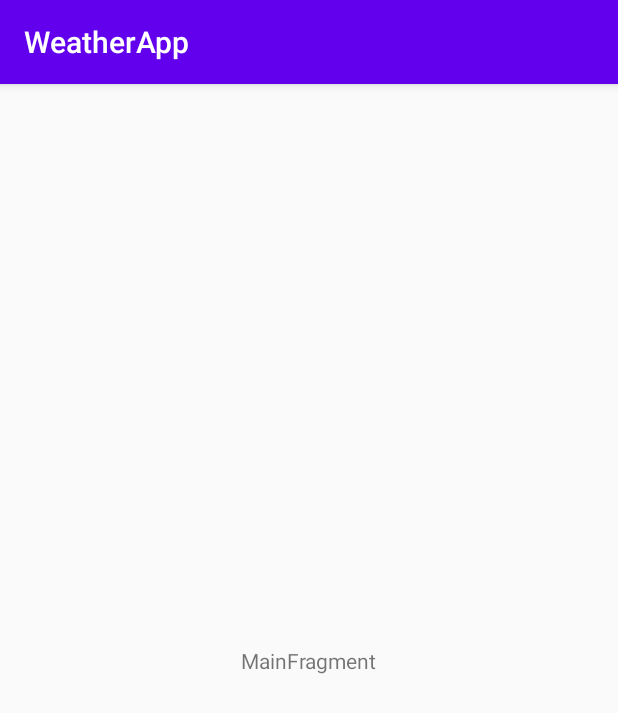
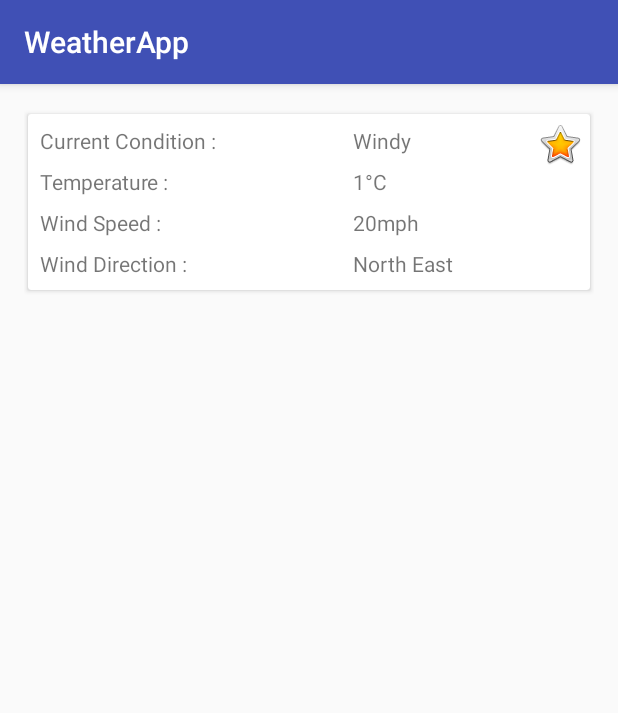
Before and after one commit to paulfrankallan/WeatherApp, an Android app: the screen it shows after launch (WeatherAppActivity), on a phone screen of 412 x 824 dp. Shown: the top 713 px of the screen. Run offline under Robolectric (Android 15) with nearby library versions, the phone set to English and light mode, and no system bars.

Commit message:
* Basic UI

```diff
--- a/app/build.gradle
+++ b/app/build.gradle
@@ -22,16 +22,24 @@ android {
             proguardFiles getDefaultProguardFile('proguard-android-optimize.txt'), 'proguard-rules.pro'
         }
     }
+
+    compileOptions {
+        sourceCompatibility JavaVersion.VERSION_1_8
+        targetCompatibility JavaVersion.VERSION_1_8
+    }
 }
 
 dependencies {
     implementation fileTree(dir: "libs", include: ["*.jar"])
     implementation "org.jetbrains.kotlin:kotlin-stdlib:$kotlin_version"
+
+    // androidx
     implementation 'androidx.core:core-ktx:1.3.2'
     implementation 'androidx.appcompat:appcompat:1.2.0'
     implementation 'androidx.constraintlayout:constraintlayout:2.0.4'
     implementation 'androidx.lifecycle:lifecycle-extensions:2.2.0'
     implementation 'androidx.lifecycle:lifecycle-viewmodel-ktx:2.2.0'
+    implementation "androidx.cardview:cardview:1.0.0"
 
     // Retrofit
     def retrofitVersion = '2.9.0'
@@ -43,5 +51,4 @@ dependencies {
     testImplementation 'junit:junit:4.13'
     androidTestImplementation 'androidx.test.ext:junit:1.1.2'
     androidTestImplementation 'androidx.test.espresso:espresso-core:3.3.0'
-
 }
--- a/app/src/main/java/com/demo/weatherapp/WeatherAppActivity.kt
+++ b/app/src/main/java/com/demo/weatherapp/WeatherAppActivity.kt
@@ -9,6 +9,7 @@ class WeatherAppActivity : AppCompatActivity() {
     override fun onCreate(savedInstanceState: Bundle?) {
         super.onCreate(savedInstanceState)
         setContentView(R.layout.weather_app_activity)
+
         if (savedInstanceState == null) {
             supportFragmentManager.beginTransaction()
                     .replace(R.id.container, WeatherFragment.newInstance())
--- a/app/src/main/res/layout/weather_fragment.xml
+++ b/app/src/main/res/layout/weather_fragment.xml
@@ -5,18 +5,122 @@
     android:id="@+id/main"
     android:layout_width="match_parent"
     android:layout_height="match_parent"
-    tools:context=".feature.weather.WeatherFragment"
-    >
+    android:layout_margin="16dp"
+    tools:context=".feature.weather.WeatherFragment">
 
-    <TextView
-        android:id="@+id/message"
-        android:layout_width="wrap_content"
+    <androidx.cardview.widget.CardView
+        android:id="@+id/weather_card"
+        android:layout_width="match_parent"
         android:layout_height="wrap_content"
-        android:text="MainFragment"
-        app:layout_constraintBottom_toBottomOf="parent"
+        android:clipChildren="false"
+        android:clipToPadding="false"
+        android:elevation="8dp"
+        app:cardUseCompatPadding="true"
         app:layout_constraintEnd_toEndOf="parent"
         app:layout_constraintStart_toStartOf="parent"
-        app:layout_constraintTop_toTopOf="parent"
-        />
+        app:layout_constraintTop_toTopOf="parent">
+
+        <androidx.constraintlayout.widget.ConstraintLayout
+            android:layout_width="match_parent"
+            android:layout_height="wrap_content"
+            android:layout_margin="4dp"
+            app:layout_constraintBottom_toBottomOf="parent"
+            app:layout_constraintEnd_toEndOf="parent"
+            app:layout_constraintStart_toStartOf="parent"
+            app:layout_constraintTop_toTopOf="parent">
+
+            <LinearLayout
+                android:id="@+id/leftPanel"
+                android:layout_width="wrap_content"
+                android:layout_height="wrap_content"
+                android:orientation="vertical"
+                app:layout_constraintStart_toStartOf="parent"
+                app:layout_constraintTop_toTopOf="parent">
+
+                <TextView
+                    android:id="@+id/label_current_condition"
+                    android:layout_width="wrap_content"
+                    android:layout_height="wrap_content"
+                    android:padding="4dp"
+                    android:text="@string/current_condition" />
+
+                <TextView
+                    android:id="@+id/label_temp"
+                    android:layout_width="wrap_content"
+                    android:layout_height="wrap_content"
+                    android:padding="4dp"
+                    android:text="@string/temperature" />
+
+                <TextView
+                    android:id="@+id/label_wind_speed"
+                    android:layout_width="wrap_content"
+                    android:layout_height="wrap_content"
+                    android:padding="4dp"
+                    android:text="@string/wind_speed" />
+
+                <TextView
+                    android:id="@+id/label_wind_direction"
+                    android:layout_width="wrap_content"
+                    android:layout_height="wrap_content"
+                    android:padding="4dp"
+                    android:text="@string/wind_direction" />
+
+            </LinearLayout>
+
+            <LinearLayout
+                android:id="@+id/rightPanel"
+                android:layout_width="wrap_content"
+                android:layout_height="wrap_content"
+                android:orientation="vertical"
+                app:layout_constraintEnd_toEndOf="parent"
+                app:layout_constraintStart_toEndOf="@+id/leftPanel"
+                app:layout_constraintTop_toTopOf="parent">
+
+                <TextView
+                    android:id="@+id/value_current_condition"
+                    android:layout_width="wrap_content"
+                    android:layout_height="wrap_content"
+                    android:padding="4dp"
+                    android:text="@string/example_current_condition"
+                    tools:text="@string/example_current_condition" />
+
+                <TextView
+                    android:id="@+id/example_temperature"
+                    android:layout_width="wrap_content"
+                    android:layout_height="wrap_content"
+                    android:padding="4dp"
+                    android:text="@string/example_temperature"
+                    tools:text="@string/example_temperature" />
+
+                <TextView
+                    android:id="@+id/value_wind_speed"
+                    android:layout_width="wrap_content"
+                    android:layout_height="wrap_content"
+                    android:padding="4dp"
+                    android:text="@string/example_wind_speed"
+                    tools:text="@string/example_wind_speed" />
+
+                <TextView
+                    android:id="@+id/value_wind_direction"
+                    android:layout_width="wrap_content"
+                    android:layout_height="wrap_content"
+                    android:padding="4dp"
+                    android:text="@string/example_wind_direction"
+                    tools:text="@string/example_wind_direction" />
+
+            </LinearLayout>
+
+            <ImageView
+                android:id="@+id/img_current_condition"
+                android:layout_width="wrap_content"
+                android:layout_height="wrap_content"
+                app:layout_constraintEnd_toEndOf="parent"
+                app:layout_constraintTop_toTopOf="parent"
+                android:src="@android:drawable/btn_star_big_on"
+                android:contentDescription="@string/current_condition_image" />
+
+        </androidx.constraintlayout.widget.ConstraintLayout>
+
+    </androidx.cardview.widget.CardView>
 
 </androidx.constraintlayout.widget.ConstraintLayout>
--- a/app/src/main/res/values/colors.xml
+++ b/app/src/main/res/values/colors.xml
@@ -1,6 +1,6 @@
 <?xml version="1.0" encoding="utf-8"?>
 <resources>
-    <color name="colorPrimary">#6200EE</color>
-    <color name="colorPrimaryDark">#3700B3</color>
-    <color name="colorAccent">#03DAC5</color>
+    <color name="colorPrimary">#4050B5</color>
+    <color name="colorPrimaryDark">#313E9F</color>
+    <color name="colorAccent">#FB4080</color>
 </resources>
--- a/app/src/main/res/values/strings.xml
+++ b/app/src/main/res/values/strings.xml
@@ -1,3 +1,14 @@
 <resources>
     <string name="app_name">WeatherApp</string>
+
+    <string name="current_condition">Current Condition :</string>
+    <string name="temperature">Temperature :</string>
+    <string name="wind_speed">Wind Speed :</string>
+    <string name="wind_direction">Wind Direction :</string>
+
+    <string name="example_current_condition">Windy</string>
+    <string name="example_temperature">1&#xb0;C</string>
+    <string name="example_wind_speed">20mph</string>
+    <string name="example_wind_direction">North East</string>
+    <string name="current_condition_image">Current Condition Image</string>
 </resources>
--- a/app/src/main/res/values/styles.xml
+++ b/app/src/main/res/values/styles.xml
@@ -6,5 +6,4 @@
         <item name="colorPrimaryDark">@color/colorPrimaryDark</item>
         <item name="colorAccent">@color/colorAccent</item>
     </style>
-
 </resources>
```
